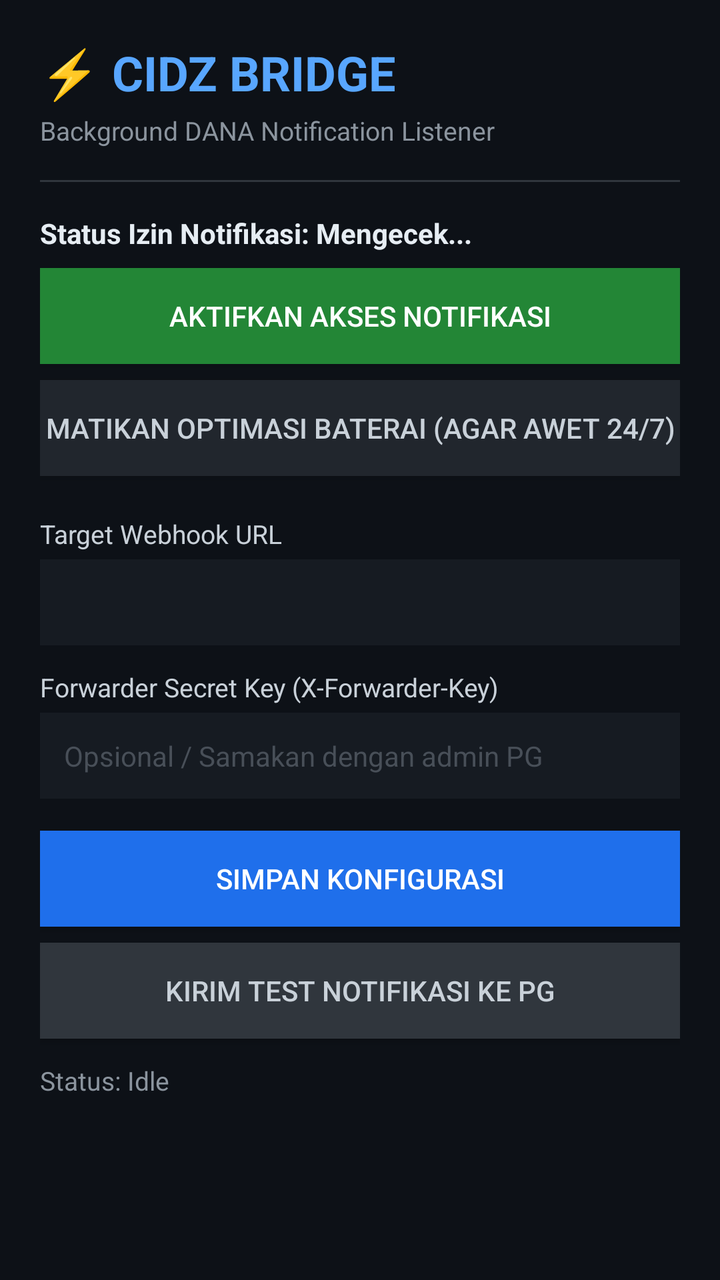
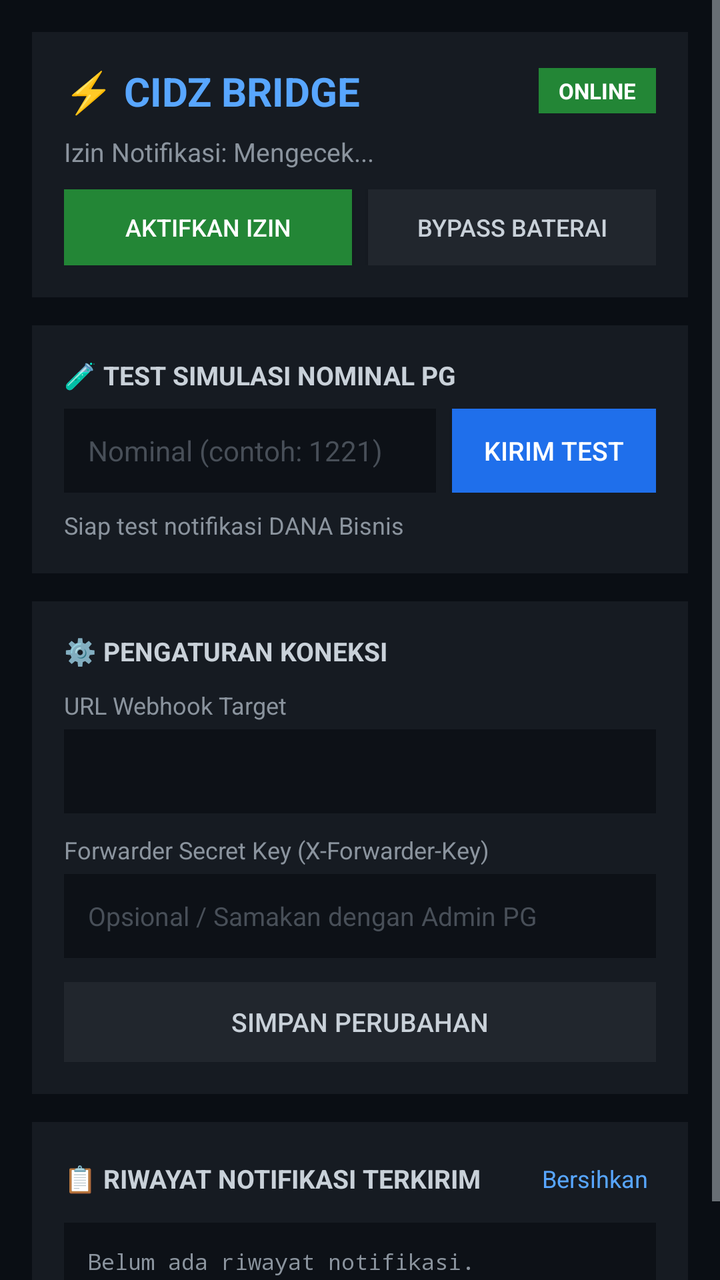

Two renders of the same Android screen: before a commit and after it. Below are the layout's source before the change and the commit's diff.
<!-- AndroidManifest.xml: application theme android:Theme.DeviceDefault.NoActionBar -->
<!-- res/layout/activity_main.xml -->
<?xml version="1.0" encoding="utf-8"?>
<ScrollView xmlns:android="http://schemas.android.com/apk/res/android"
    android:layout_width="match_parent"
    android:layout_height="match_parent"
    android:background="#0D1117"
    android:padding="20dp">

    <LinearLayout
        android:layout_width="match_parent"
        android:layout_height="wrap_content"
        android:orientation="vertical">

        <TextView
            android:layout_width="wrap_content"
            android:layout_height="wrap_content"
            android:text="⚡ CIDZ BRIDGE"
            android:textColor="#58A6FF"
            android:textSize="24sp"
            android:textStyle="bold" />

        <TextView
            android:layout_width="wrap_content"
            android:layout_height="wrap_content"
            android:layout_marginTop="4dp"
            android:text="Background DANA Notification Listener"
            android:textColor="#8B949E"
            android:textSize="13sp" />

        <View
            android:layout_width="match_parent"
            android:layout_height="1dp"
            android:layout_marginVertical="16dp"
            android:background="#30363D" />

        <TextView
            android:id="@+id/tvPermissionStatus"
            android:layout_width="wrap_content"
            android:layout_height="wrap_content"
            android:text="Status Izin Notifikasi: Mengecek..."
            android:textColor="#E6EDF3"
            android:textSize="14sp"
            android:textStyle="bold" />

        <Button
            android:id="@+id/btnPermission"
            android:layout_width="match_parent"
            android:layout_height="wrap_content"
            android:layout_marginTop="8dp"
            android:background="#238636"
            android:text="Aktifkan Akses Notifikasi"
            android:textColor="#FFFFFF" />

        <Button
            android:id="@+id/btnBattery"
            android:layout_width="match_parent"
            android:layout_height="wrap_content"
            android:layout_marginTop="8dp"
            android:background="#21262D"
            android:text="Matikan Optimasi Baterai (Agar Awet 24/7)"
            android:textColor="#C9D1D9" />

        <TextView
            android:layout_width="wrap_content"
            android:layout_height="wrap_content"
            android:layout_marginTop="20dp"
            android:text="Target Webhook URL"
            android:textColor="#C9D1D9"
            android:textSize="13sp" />

        <EditText
            android:id="@+id/etUrl"
            android:layout_width="match_parent"
            android:layout_height="wrap_content"
            android:layout_marginTop="4dp"
            android:background="#161B22"
            android:padding="12dp"
            android:textColor="#FFFFFF"
            android:textSize="14sp" />

        <TextView
            android:layout_width="wrap_content"
            android:layout_height="wrap_content"
            android:layout_marginTop="12dp"
            android:text="Forwarder Secret Key (X-Forwarder-Key)"
            android:textColor="#C9D1D9"
            android:textSize="13sp" />

        <EditText
            android:id="@+id/etKey"
            android:layout_width="match_parent"
            android:layout_height="wrap_content"
            android:layout_marginTop="4dp"
            android:background="#161B22"
            android:hint="Opsional / Samakan dengan admin PG"
            android:padding="12dp"
            android:textColor="#FFFFFF"
            android:textColorHint="#484F58"
            android:textSize="14sp" />

        <Button
            android:id="@+id/btnSave"
            android:layout_width="match_parent"
            android:layout_height="wrap_content"
            android:layout_marginTop="16dp"
            android:background="#1F6FEB"
            android:text="Simpan Konfigurasi"
            android:textColor="#FFFFFF" />

        <Button
            android:id="@+id/btnTest"
            android:layout_width="match_parent"
            android:layout_height="wrap_content"
            android:layout_marginTop="8dp"
            android:background="#30363D"
            android:text="Kirim Test Notifikasi ke PG"
            android:textColor="#C9D1D9" />

        <TextView
            android:id="@+id/tvStatus"
            android:layout_width="wrap_content"
            android:layout_height="wrap_content"
            android:layout_marginTop="12dp"
            android:text="Status: Idle"
            android:textColor="#8B949E"
            android:textSize="13sp" />

    </LinearLayout>
</ScrollView>
<!-- resources referenced by this layout -->
<resources>

</resources>

<!-- the commit's change to res/layout/activity_main.xml (unified diff, before → after) -->
@@ -2,127 +2,261 @@
 <ScrollView xmlns:android="http://schemas.android.com/apk/res/android"
     android:layout_width="match_parent"
     android:layout_height="match_parent"
-    android:background="#0D1117"
-    android:padding="20dp">
+    android:background="#0A0E14"
+    android:fillViewport="true">
 
     <LinearLayout
         android:layout_width="match_parent"
         android:layout_height="wrap_content"
-        android:orientation="vertical">
-
-        <TextView
-            android:layout_width="wrap_content"
-            android:layout_height="wrap_content"
-            android:text="⚡ CIDZ BRIDGE"
-            android:textColor="#58A6FF"
-            android:textSize="24sp"
-            android:textStyle="bold" />
-
-        <TextView
-            android:layout_width="wrap_content"
-            android:layout_height="wrap_content"
-            android:layout_marginTop="4dp"
-            android:text="Background DANA Notification Listener"
-            android:textColor="#8B949E"
-            android:textSize="13sp" />
-
-        <View
-            android:layout_width="match_parent"
-            android:layout_height="1dp"
-            android:layout_marginVertical="16dp"
-            android:background="#30363D" />
-
-        <TextView
-            android:id="@+id/tvPermissionStatus"
-            android:layout_width="wrap_content"
-            android:layout_height="wrap_content"
-            android:text="Status Izin Notifikasi: Mengecek..."
-            android:textColor="#E6EDF3"
-            android:textSize="14sp"
-            android:textStyle="bold" />
-
-        <Button
-            android:id="@+id/btnPermission"
-            android:layout_width="match_parent"
-            android:layout_height="wrap_content"
-            android:layout_marginTop="8dp"
-            android:background="#238636"
-            android:text="Aktifkan Akses Notifikasi"
-            android:textColor="#FFFFFF" />
-
-        <Button
-            android:id="@+id/btnBattery"
-            android:layout_width="match_parent"
-            android:layout_height="wrap_content"
-            android:layout_marginTop="8dp"
-            android:background="#21262D"
-            android:text="Matikan Optimasi Baterai (Agar Awet 24/7)"
-            android:textColor="#C9D1D9" />
-
-        <TextView
-            android:layout_width="wrap_content"
-            android:layout_height="wrap_content"
-            android:layout_marginTop="20dp"
-            android:text="Target Webhook URL"
-            android:textColor="#C9D1D9"
-            android:textSize="13sp" />
-
-        <EditText
-            android:id="@+id/etUrl"
-            android:layout_width="match_parent"
-            android:layout_height="wrap_content"
-            android:layout_marginTop="4dp"
-            android:background="#161B22"
-            android:padding="12dp"
-            android:textColor="#FFFFFF"
-            android:textSize="14sp" />
-
-        <TextView
-            android:layout_width="wrap_content"
-            android:layout_height="wrap_content"
-            android:layout_marginTop="12dp"
-            android:text="Forwarder Secret Key (X-Forwarder-Key)"
-            android:textColor="#C9D1D9"
-            android:textSize="13sp" />
-
-        <EditText
-            android:id="@+id/etKey"
-            android:layout_width="match_parent"
-            android:layout_height="wrap_content"
-            android:layout_marginTop="4dp"
-            android:background="#161B22"
-            android:hint="Opsional / Samakan dengan admin PG"
-            android:padding="12dp"
-            android:textColor="#FFFFFF"
-            android:textColorHint="#484F58"
-            android:textSize="14sp" />
-
-        <Button
-            android:id="@+id/btnSave"
-            android:layout_width="match_parent"
-            android:layout_height="wrap_content"
-            android:layout_marginTop="16dp"
-            android:background="#1F6FEB"
-            android:text="Simpan Konfigurasi"
-            android:textColor="#FFFFFF" />
-
-        <Button
-            android:id="@+id/btnTest"
-            android:layout_width="match_parent"
-            android:layout_height="wrap_content"
-            android:layout_marginTop="8dp"
-            android:background="#30363D"
-            android:text="Kirim Test Notifikasi ke PG"
-            android:textColor="#C9D1D9" />
-
-        <TextView
-            android:id="@+id/tvStatus"
-            android:layout_width="wrap_content"
-            android:layout_height="wrap_content"
-            android:layout_marginTop="12dp"
-            android:text="Status: Idle"
-            android:textColor="#8B949E"
-            android:textSize="13sp" />
+        android:orientation="vertical"
+        android:padding="16dp">
+
+        
+        <LinearLayout
+            android:layout_width="match_parent"
+            android:layout_height="wrap_content"
+            android:background="#161B22"
+            android:orientation="vertical"
+            android:padding="16dp">
+
+            <LinearLayout
+                android:layout_width="match_parent"
+                android:layout_height="wrap_content"
+                android:gravity="center_vertical"
+                android:orientation="horizontal">
+
+                <TextView
+                    android:layout_width="0dp"
+                    android:layout_height="wrap_content"
+                    android:layout_weight="1"
+                    android:text="⚡ CIDZ BRIDGE"
+                    android:textColor="#58A6FF"
+                    android:textSize="20sp"
+                    android:textStyle="bold" />
+
+                <TextView
+                    android:id="@+id/tvBadgeStatus"
+                    android:layout_width="wrap_content"
+                    android:layout_height="wrap_content"
+                    android:background="#238636"
+                    android:paddingHorizontal="10dp"
+                    android:paddingVertical="4dp"
+                    android:text="ONLINE"
+                    android:textColor="#FFFFFF"
+                    android:textSize="11sp"
+                    android:textStyle="bold" />
+            </LinearLayout>
+
+            <TextView
+                android:id="@+id/tvPermissionDesc"
+                android:layout_width="wrap_content"
+                android:layout_height="wrap_content"
+                android:layout_marginTop="8dp"
+                android:text="Izin Notifikasi: Mengecek..."
+                android:textColor="#8B949E"
+                android:textSize="13sp" />
+
+            <LinearLayout
+                android:layout_width="match_parent"
+                android:layout_height="wrap_content"
+                android:layout_marginTop="10dp"
+                android:orientation="horizontal">
+
+                <Button
+                    android:id="@+id/btnPermission"
+                    android:layout_width="0dp"
+                    android:layout_height="38dp"
+                    android:layout_weight="1"
+                    android:background="#238636"
+                    android:text="Aktifkan Izin"
+                    android:textColor="#FFFFFF"
+                    android:textSize="12sp" />
+
+                <Button
+                    android:id="@+id/btnBattery"
+                    android:layout_width="0dp"
+                    android:layout_height="38dp"
+                    android:layout_marginStart="8dp"
+                    android:layout_weight="1"
+                    android:background="#21262D"
+                    android:text="Bypass Baterai"
+                    android:textColor="#C9D1D9"
+                    android:textSize="12sp" />
+            </LinearLayout>
+        </LinearLayout>
+
+        
+        <LinearLayout
+            android:layout_width="match_parent"
+            android:layout_height="wrap_content"
+            android:layout_marginTop="14dp"
+            android:background="#161B22"
+            android:orientation="vertical"
+            android:padding="16dp">
+
+            <TextView
+                android:layout_width="wrap_content"
+                android:layout_height="wrap_content"
+                android:text="🧪 TEST SIMULASI NOMINAL PG"
+                android:textColor="#C9D1D9"
+                android:textSize="13sp"
+                android:textStyle="bold" />
+
+            <LinearLayout
+                android:layout_width="match_parent"
+                android:layout_height="wrap_content"
+                android:layout_marginTop="8dp"
+                android:gravity="center_vertical"
+                android:orientation="horizontal">
+
+                <EditText
+                    android:id="@+id/etTestAmount"
+                    android:layout_width="0dp"
+                    android:layout_height="42dp"
+                    android:layout_weight="1"
+                    android:background="#0D1117"
+                    android:hint="Nominal (contoh: 1221)"
+                    android:inputType="number"
+                    android:paddingHorizontal="12dp"
+                    android:textColor="#58A6FF"
+                    android:textColorHint="#484F58"
+                    android:textSize="14sp" />
+
+                <Button
+                    android:id="@+id/btnTest"
+                    android:layout_width="wrap_content"
+                    android:layout_height="42dp"
+                    android:layout_marginStart="8dp"
+                    android:background="#1F6FEB"
+                    android:paddingHorizontal="16dp"
+                    android:text="Kirim Test"
+                    android:textColor="#FFFFFF"
+                    android:textSize="13sp" />
+            </LinearLayout>
+
+            <TextView
+                android:id="@+id/tvTestStatus"
+                android:layout_width="wrap_content"
+                android:layout_height="wrap_content"
+                android:layout_marginTop="8dp"
+                android:text="Siap test notifikasi DANA Bisnis"
+                android:textColor="#8B949E"
+                android:textSize="12sp" />
+        </LinearLayout>
+
+        
+        <LinearLayout
+            android:layout_width="match_parent"
+            android:layout_height="wrap_content"
+            android:layout_marginTop="14dp"
+            android:background="#161B22"
+            android:orientation="vertical"
+            android:padding="16dp">
+
+            <TextView
+                android:layout_width="wrap_content"
+                android:layout_height="wrap_content"
+                android:text="⚙️ PENGATURAN KONEKSI"
+                android:textColor="#C9D1D9"
+                android:textSize="13sp"
+                android:textStyle="bold" />
+
+            <TextView
+                android:layout_width="wrap_content"
+                android:layout_height="wrap_content"
+                android:layout_marginTop="10dp"
+                android:text="URL Webhook Target"
+                android:textColor="#8B949E"
+                android:textSize="12sp" />
+
+            <EditText
+                android:id="@+id/etUrl"
+                android:layout_width="match_parent"
+                android:layout_height="42dp"
+                android:layout_marginTop="4dp"
+                android:background="#0D1117"
+                android:paddingHorizontal="12dp"
+                android:textColor="#FFFFFF"
+                android:textSize="13sp" />
+
+            <TextView
+                android:layout_width="wrap_content"
+                android:layout_height="wrap_content"
+                android:layout_marginTop="10dp"
+                android:text="Forwarder Secret Key (X-Forwarder-Key)"
+                android:textColor="#8B949E"
+                android:textSize="12sp" />
+
+            <EditText
+                android:id="@+id/etKey"
+                android:layout_width="match_parent"
+                android:layout_height="42dp"
+                android:layout_marginTop="4dp"
+                android:background="#0D1117"
+                android:hint="Opsional / Samakan dengan Admin PG"
+                android:paddingHorizontal="12dp"
+                android:textColor="#FFFFFF"
+                android:textColorHint="#484F58"
+                android:textSize="13sp" />
+
+            <Button
+                android:id="@+id/btnSave"
+                android:layout_width="match_parent"
+                android:layout_height="40dp"
+                android:layout_marginTop="12dp"
+                android:background="#21262D"
+                android:text="Simpan Perubahan"
+                android:textColor="#C9D1D9"
+                android:textSize="13sp" />
+        </LinearLayout>
+
+        
+        <LinearLayout
+            android:layout_width="match_parent"
+            android:layout_height="wrap_content"
+            android:layout_marginTop="14dp"
+            android:background="#161B22"
+            android:orientation="vertical"
+            android:padding="16dp">
+
+            <LinearLayout
+                android:layout_width="match_parent"
+                android:layout_height="wrap_content"
+                android:gravity="center_vertical"
+                android:orientation="horizontal">
+
+                <TextView
+                    android:layout_width="0dp"
+                    android:layout_height="wrap_content"
+                    android:layout_weight="1"
+                    android:text="📋 RIWAYAT NOTIFIKASI TERKIRIM"
+                    android:textColor="#C9D1D9"
+                    android:textSize="13sp"
+                    android:textStyle="bold" />
+
+                <TextView
+                    android:id="@+id/tvClearLogs"
+                    android:layout_width="wrap_content"
+                    android:layout_height="wrap_content"
+                    android:padding="4dp"
+                    android:text="Bersihkan"
+                    android:textColor="#58A6FF"
+                    android:textSize="12sp" />
+            </LinearLayout>
+
+            <TextView
+                android:id="@+id/tvLogsContent"
+                android:layout_width="match_parent"
+                android:layout_height="wrap_content"
+                android:layout_marginTop="10dp"
+                android:background="#0D1117"
+                android:fontFamily="monospace"
+                android:lineSpacingExtra="4dp"
+                android:padding="12dp"
+                android:text="Belum ada riwayat notifikasi."
+                android:textColor="#8B949E"
+                android:textSize="11sp" />
+        </LinearLayout>
 
     </LinearLayout>
 </ScrollView>
